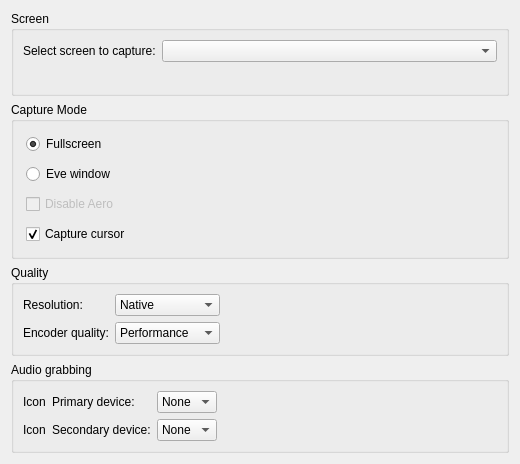
The window that client/src/ui/preferences/recordingsettingswidget.ui (networkoptix/nx_open) describes before a commit, drawn with Qt 5.
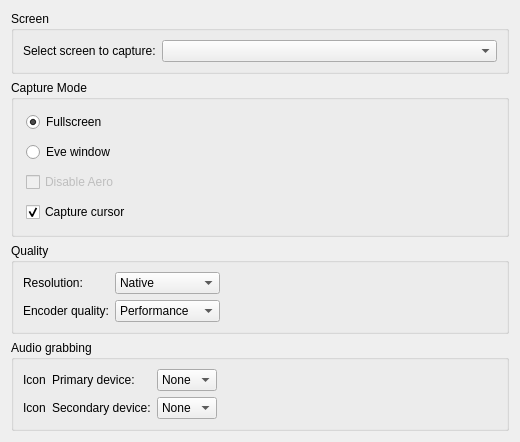
The same window after the commit.

```diff
--- a/client/src/ui/preferences/recordingsettingswidget.ui
+++ b/client/src/ui/preferences/recordingsettingswidget.ui
@@ -7,7 +7,7 @@
     <x>0</x>
     <y>0</y>
     <width>520</width>
-    <height>464</height>
+    <height>384</height>
    </rect>
   </property>
   <property name="windowTitle">
@@ -379,6 +379,19 @@
      </layout>
     </widget>
    </item>
+   <item>
+    <spacer name="verticalSpacer">
+     <property name="orientation">
+      <enum>Qt::Vertical</enum>
+     </property>
+     <property name="sizeHint" stdset="0">
+      <size>
+       <width>20</width>
+       <height>40</height>
+      </size>
+     </property>
+    </spacer>
+   </item>
   </layout>
  </widget>
  <resources/>
```
